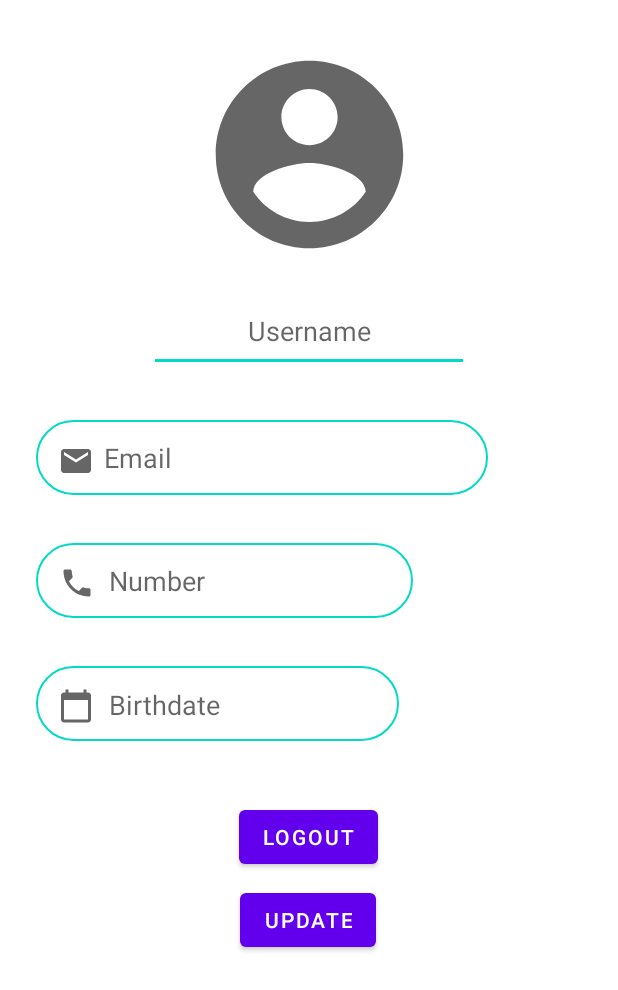
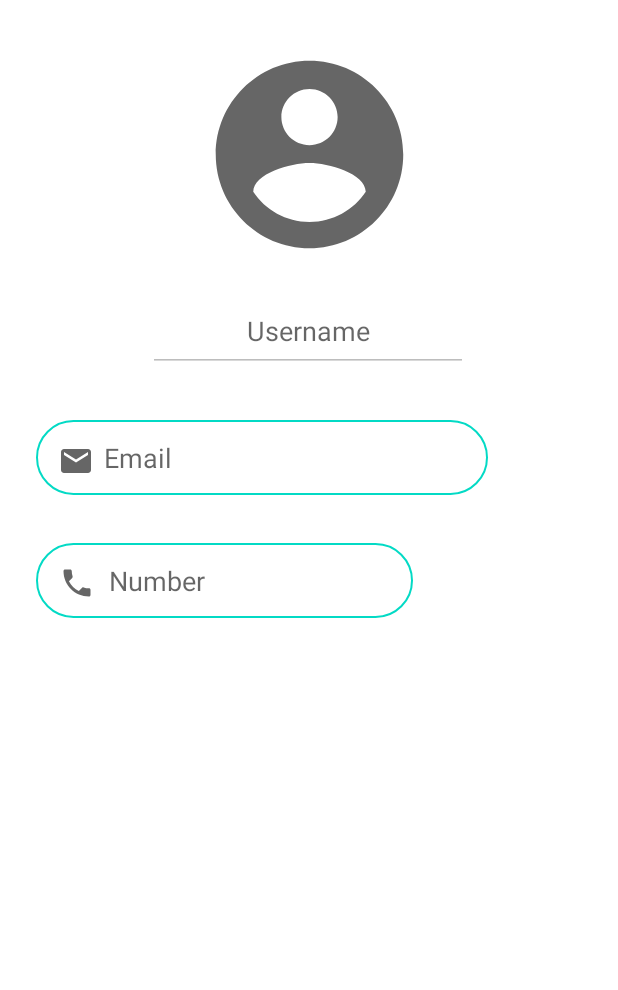
Before and after one commit to Uni-Project30/Git-Project, an Android app: the screen it shows after launch once a user with an empty profile is signed in (ProfileActivity), in the side drawer, after a tap on "Profile", on a phone screen of 412 x 824 dp. Shown: the top 990 px of the screen. Run offline under Robolectric (Android 15) with nearby library versions, the phone set to English and light mode, and no system bars; our stand-ins replace CircleImageView, Firebase (no records; nobody signed in at launch, a user with empty details on screens opened directly).

Commit message:
week1 completed

```diff
--- a/app/build.gradle
+++ b/app/build.gradle
@@ -17,6 +17,10 @@
         multiDexEnabled true
 
         testInstrumentationRunner "androidx.test.runner.AndroidJUnitRunner"
+    }
+
+    buildFeatures {
+        viewBinding true
     }
 
     buildTypes {
@@ -67,7 +71,7 @@
     implementation 'androidx.annotation:annotation:1.2.0'
     implementation 'androidx.lifecycle:lifecycle-livedata-ktx:2.3.1'
     implementation 'androidx.lifecycle:lifecycle-viewmodel-ktx:2.3.1'
-    testImplementation 'junit:junit:4.+'
+    testImplementation 'junit:junit:'
     androidTestImplementation 'androidx.test.ext:junit:1.1.3'
     androidTestImplementation 'androidx.test.espresso:espresso-core:3.4.0'
 }
--- a/app/src/main/java/com/example/ugp/LoginActivity.kt
+++ b/app/src/main/java/com/example/ugp/LoginActivity.kt
@@ -87,9 +87,6 @@
 
         }
 
-
-
-
     }
 
     override fun onActivityResult(requestCode: Int, resultCode: Int, data: Intent?) {
--- a/app/src/main/java/com/example/ugp/MainActivity.kt
+++ b/app/src/main/java/com/example/ugp/MainActivity.kt
@@ -20,6 +20,7 @@
 import com.google.android.gms.auth.api.signin.GoogleSignInOptions
 import com.google.firebase.auth.FirebaseAuth
 import com.google.firebase.auth.ktx.auth
+import com.google.firebase.firestore.ktx.firestore
 import com.google.firebase.ktx.Firebase
 
 class MainActivity : AppCompatActivity() {
@@ -29,7 +30,7 @@
     private lateinit var drawer: DrawerLayout
     private lateinit var side_nav: NavigationView
     lateinit var toolbar: Toolbar
-
+    val db = Firebase.firestore
     private lateinit var binding : ActivityMainBinding
 
     //variables for sign Out
@@ -40,10 +41,6 @@
         super.onCreate(savedInstanceState)
         binding = ActivityMainBinding.inflate(layoutInflater)
         setContentView(binding.root)
-
-
-
-
 
 
         //assigning variables of side nav
@@ -70,7 +67,15 @@
 
 
         // assigning values to information variables
-        name.text = mAuth.currentUser!!.displayName.toString()
+        db.collection("users").document(mAuth.currentUser!!.uid)
+            .get()
+            .addOnSuccessListener {
+                name.text = it.getString("name")
+            }
+        if(name.toString()=="")
+        {
+            name.text = mAuth.currentUser!!.displayName.toString()
+        }
         email.text = mAuth.currentUser!!.email.toString()
         if (mAuth.currentUser!!.photoUrl != null) {
             val url = mAuth.currentUser!!.photoUrl
@@ -94,7 +99,6 @@
                     // this will take to profile activity
                     val i = Intent(this, ProfileActivity::class.java)
                     startActivity(i)
-                    finish()
                 }
                 R.id.logout -> {
                     // This will show a dialog box foe logging out
--- a/app/src/main/java/com/example/ugp/ProfileActivity.kt
+++ b/app/src/main/java/com/example/ugp/ProfileActivity.kt
@@ -2,10 +2,77 @@
 
 import androidx.appcompat.app.AppCompatActivity
 import android.os.Bundle
+import android.widget.EditText
+import android.widget.ImageView
+import android.widget.TextView
+import com.bumptech.glide.Glide
+import com.google.firebase.auth.ktx.auth
+import com.google.firebase.firestore.ktx.firestore
+import com.google.firebase.ktx.Firebase
+import org.w3c.dom.Text
 
 class ProfileActivity : AppCompatActivity() {
+
+    val mAuth = Firebase.auth
+    val db = Firebase.firestore
     override fun onCreate(savedInstanceState: Bundle?) {
         super.onCreate(savedInstanceState)
         setContentView(R.layout.activity_profile)
+        val name= findViewById<EditText>(R.id.userText)
+        val email = findViewById<EditText>(R.id.emailText)
+        val num = findViewById<EditText>(R.id.numText)
+        val image = findViewById<ImageView>(R.id.profile)
+
+
+        //setting edittext as non-clickable
+        name.isEnabled = false
+        email.isEnabled = false
+        num.isEnabled = false
+
+
+        // displaying dat into the fields
+        if(mAuth.currentUser!!.email==null)
+        {
+            num.setText(mAuth.currentUser!!.phoneNumber.toString())
+            db.collection("users").document(mAuth.currentUser!!.uid)
+                .get()
+                .addOnSuccessListener {
+                    name.setText(it.getString("name"))
+                    if(mAuth.currentUser!!.photoUrl!=null)
+                    {
+                        val url = mAuth.currentUser!!.photoUrl
+                        Glide.with(this)
+                            .load(url)
+                            .into(image)
+                    }
+                }
+                .addOnFailureListener {
+                    name.setText("")
+                }
+        }
+        else
+        {
+            email.setText(mAuth.currentUser!!.email.toString())
+            db.collection("users").document(mAuth.currentUser!!.uid)
+                .get()
+                .addOnSuccessListener {
+                    name.setText(it.getString("name"))
+                    num.setText(it.getString("phone"))
+                    if(name.toString()=="" || name.toString().isEmpty())
+                    {
+                        name.setText(mAuth.currentUser!!.displayName.toString())
+                    }
+                    if(mAuth.currentUser!!.photoUrl!=null)
+                    {
+                        val url = mAuth.currentUser!!.photoUrl
+                        Glide.with(this)
+                            .load(url)
+                            .into(image)
+                    }
+                }
+                .addOnFailureListener {
+                    name.setText("")
+                }
+        }
     }
 }
--- a/app/src/main/res/layout/activity_profile.xml
+++ b/app/src/main/res/layout/activity_profile.xml
@@ -35,7 +35,7 @@
 
             android:paddingLeft="45dp"
             android:paddingRight="20dp"
-            android:textColor="@color/white"
+            android:textColor="@color/black"
             android:textSize="18sp"
             app:layout_constraintStart_toStartOf="parent"
             app:layout_constraintTop_toBottomOf="@+id/userText" />
@@ -62,52 +62,10 @@
             android:inputType="number"
             android:paddingLeft="44dp"
             android:paddingRight="20dp"
-            android:textColor="@color/white"
+            android:textColor="@color/black"
             android:textSize="18sp"
             app:layout_constraintStart_toStartOf="@+id/emailText"
             app:layout_constraintTop_toBottomOf="@+id/emailText" />
-
-        <TextView
-            android:id="@+id/bithText"
-            android:layout_width="242dp"
-            android:layout_height="50dp"
-            android:layout_marginTop="32dp"
-            android:layout_marginEnd="56dp"
-            android:layout_marginRight="56dp"
-            android:background="@drawable/back1"
-            android:ems="10"
-            android:hint=" Birthdate"
-            android:paddingLeft="44dp"
-            android:paddingTop="13dp"
-            android:paddingRight="20dp"
-            android:textColor="@color/white"
-            android:textSize="18sp"
-            app:layout_constraintEnd_toEndOf="parent"
-            app:layout_constraintHorizontal_bias="0.0"
-            app:layout_constraintStart_toStartOf="@+id/numText"
-            app:layout_constraintTop_toBottomOf="@+id/numText" />
-
-        <Button
-            android:id="@+id/lg_btn"
-            android:layout_width="wrap_content"
-            android:layout_height="wrap_content"
-            android:layout_marginTop="40dp"
-            android:text="Logout"
-            app:layout_constraintEnd_toEndOf="parent"
-            app:layout_constraintHorizontal_bias="0.498"
-            app:layout_constraintStart_toStartOf="parent"
-            app:layout_constraintTop_toBottomOf="@+id/bithText" />
-
-        <Button
-            android:id="@+id/update"
-            android:layout_width="wrap_content"
-            android:layout_height="wrap_content"
-            android:layout_marginTop="7dp"
-            android:text="Update"
-            app:layout_constraintEnd_toEndOf="parent"
-            app:layout_constraintHorizontal_bias="0.498"
-            app:layout_constraintStart_toStartOf="parent"
-            app:layout_constraintTop_toBottomOf="@+id/lg_btn" />
 
         <EditText
             android:id="@+id/userText"
@@ -118,9 +76,10 @@
             android:foregroundGravity="center_horizontal"
             android:gravity="center_horizontal"
             android:hint="Username"
-            android:textColor="@color/white"
+            android:textColor="@color/black"
             android:textSize="18sp"
             app:layout_constraintEnd_toEndOf="parent"
+            app:layout_constraintHorizontal_bias="0.497"
             app:layout_constraintStart_toStartOf="parent"
             app:layout_constraintTop_toBottomOf="@+id/profile" />
 
@@ -135,17 +94,6 @@
             app:layout_constraintStart_toStartOf="@+id/numText"
             app:layout_constraintTop_toTopOf="@+id/numText" />
 
-        <ImageView
-            android:id="@+id/imageView4"
-            android:layout_width="wrap_content"
-            android:layout_height="wrap_content"
-            android:layout_marginTop="14.5dp"
-            android:src="@drawable/icon_calender"
-            app:layout_constraintEnd_toEndOf="@+id/bithText"
-            app:layout_constraintHorizontal_bias="0.068"
-            app:layout_constraintStart_toStartOf="@+id/bithText"
-            app:layout_constraintTop_toTopOf="@+id/bithText" />
-
 
     </androidx.constraintlayout.widget.ConstraintLayout>
 </ScrollView>
--- a/app/src/main/res/layout/side_nav_header.xml
+++ b/app/src/main/res/layout/side_nav_header.xml
@@ -14,9 +14,12 @@
         android:id="@+id/nav_image"
         android:layout_width="100dp"
         android:layout_height="100dp"
-        android:layout_margin="5dp"
-        android:src = "@drawable/icon_profile"
-        />
+        android:layout_marginStart="5dp"
+        android:layout_marginLeft="5dp"
+        android:layout_marginTop="10dp"
+        android:layout_marginEnd="5dp"
+        android:layout_marginRight="5dp"
+        android:src="@drawable/icon_profile" />
 
     <TextView
         android:id="@+id/nav_name"
--- a/app/src/main/res/values/strings.xml
+++ b/app/src/main/res/values/strings.xml
@@ -18,5 +18,9 @@
     <string name="invalid_username">Not a valid username</string>
     <string name="invalid_password">Password must be >5 characters</string>
     <string name="login_failed">"Login failed"</string>
-    <string name="web_client_id" translatable="false">836229581118-d1dqqgdi843i9jiguru0irsnubicssot.apps.googleusercontent.com</string>
+<!--<<<<<<< Updated upstream-->
+<!--    <string name="web_client_id" translatable="false">836229581118-d1dqqgdi843i9jiguru0irsnubicssot.apps.googleusercontent.com</string>-->
+=======
+    <string name="web_client_id">836229581118-d1dqqgdi843i9jiguru0irsnubicssot.apps.googleusercontent.com</string>
+>>>>>>> Stashed changes
 </resources>
```
